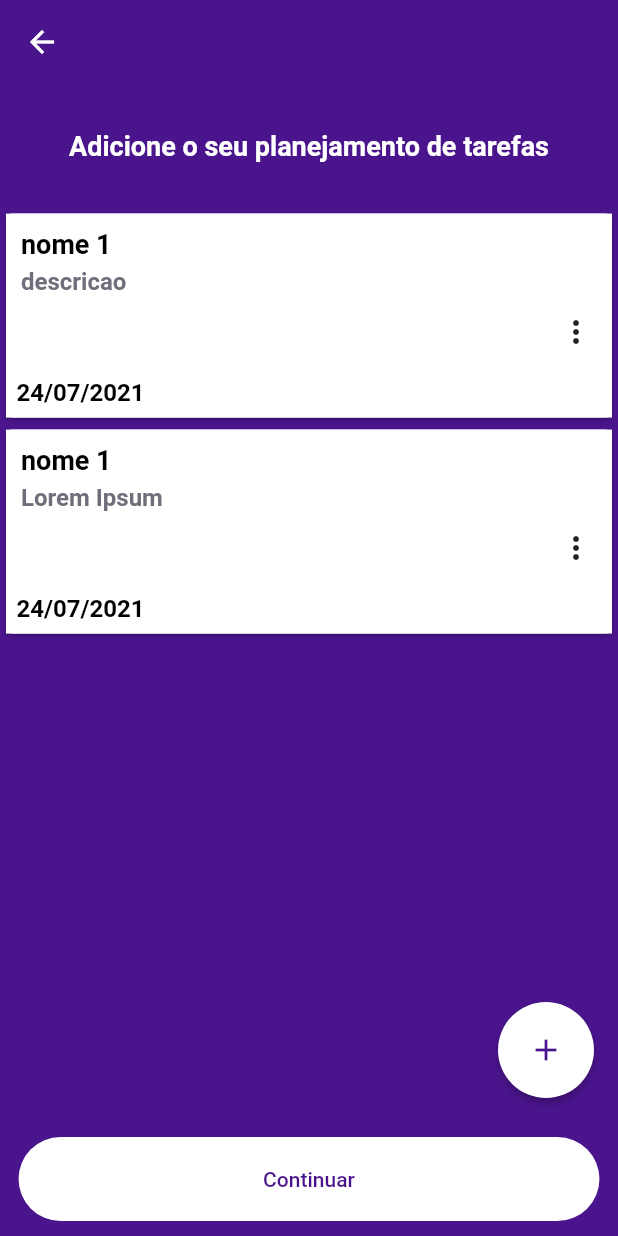
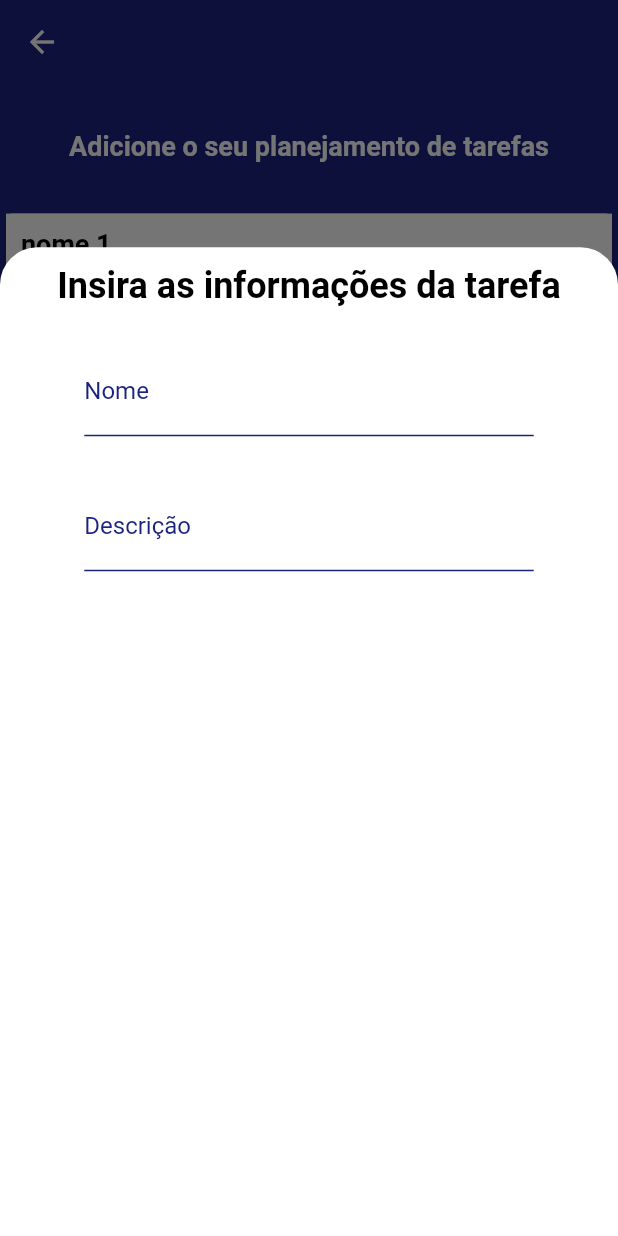
Before and after one commit to CaioAndreta/ludic, a Flutter app: the NovaSalaView screen opened by its route, after a tap on "Continuar", after a tap on the "add" icon, on a phone screen of 412 x 824 dp. Run offline on Flutter 3.47's test engine with Material 2 defaults, Android fonts, the phone set to English and light mode, and no system bars; our stand-ins replace cloud_firestore, email_validator, firebase_auth, firebase_core, google_fonts, shared_preferences; missing offline and left inert: short_uuids; accounts and stored records are empty.

Commit message:
informações da tarefa

```diff
--- a/lib/shared/themes/app_colors.dart
+++ b/lib/shared/themes/app_colors.dart
@@ -1,8 +1,8 @@
-import  'package:flutter/material.dart';
+import 'package:flutter/material.dart';
 
-class AppColors{
-static final primary = Colors.purple.shade900;
-static final background = Color(0xFFFFFFFF);
+class AppColors {
+  static final primary = Colors.indigo.shade900;
+  static final secondary = Color(0xFFFFFFFF);
   static final black = Colors.black;
   static final delete = Color(0xFFE83F5B);
   static final heading = Color(0xFF585666);
--- a/lib/shared/themes/app_textstyles.dart
+++ b/lib/shared/themes/app_textstyles.dart
@@ -6,13 +6,15 @@ class TextStyles {
   static final purpleTitleText = GoogleFonts.roboto(
       fontSize: 24, color: AppColors.primary, fontWeight: FontWeight.bold);
   static final whiteTitleText = GoogleFonts.roboto(
-      fontSize: 18, color: AppColors.background, fontWeight: FontWeight.bold);
+      fontSize: 18, color: AppColors.secondary, fontWeight: FontWeight.bold);
   static final purpleCodigoSala = GoogleFonts.roboto(
       fontSize: 20, color: AppColors.primary, fontWeight: FontWeight.bold);
   static final purpleHintText = GoogleFonts.roboto(color: AppColors.primary);
-  static final whiteHintText = GoogleFonts.roboto(color: AppColors.background);
+  static final blackHintText =
+      GoogleFonts.roboto(color: AppColors.black, fontSize: 24);
+  static final whiteHintText = GoogleFonts.roboto(color: AppColors.secondary);
   static final whitetxtCodigoSala =
-      GoogleFonts.roboto(color: AppColors.background, fontSize: 24);
+      GoogleFonts.roboto(color: AppColors.secondary, fontSize: 24);
   static final cardTitle =
       GoogleFonts.roboto(color: AppColors.black, fontSize: 18);
   static final cardDate =
--- /dev/null
+++ b/lib/shared/widgets/InputFieldBorderless.dart
@@ -0,0 +1,44 @@
+import 'package:flutter/material.dart';
+import 'package:flutter/widgets.dart';
+import 'package:ludic/shared/themes/app_colors.dart';
+import 'package:ludic/shared/themes/app_textstyles.dart';
+
+class InputFieldBorderless extends StatefulWidget {
+  TextEditingController? controller;
+  bool obscureText;
+  String label;
+  var validator;
+  InputFieldBorderless(
+      {Key? key,
+      required this.label,
+      this.obscureText = false,
+      this.controller,
+      this.validator})
+      : super(key: key);
+
+  @override
+  _InputFieldBorderlessState createState() => _InputFieldBorderlessState();
+}
+
+class _InputFieldBorderlessState extends State<InputFieldBorderless> {
+  @override
+  Widget build(BuildContext context) {
+    var size = MediaQuery.of(context).size;
+    return Container(
+        margin: EdgeInsets.symmetric(vertical: 10),
+        padding: EdgeInsets.symmetric(horizontal: 15, vertical: 5),
+        height: 70,
+        width: size.width * 0.8,
+        child: TextFormField(
+          controller: widget.controller,
+          validator: widget.validator,
+          obscureText: widget.obscureText,
+          cursorColor: AppColors.primary,
+          decoration: InputDecoration(
+              labelText: widget.label,
+              labelStyle: TextStyles.purpleHintText,
+              enabledBorder: UnderlineInputBorder(
+                  borderSide: BorderSide(color: AppColors.primary))),
+        ));
+  }
+}
--- a/lib/views/myapp.dart
+++ b/lib/views/myapp.dart
@@ -19,10 +19,10 @@ class MyApp extends StatelessWidget {
         theme: ThemeData(
             floatingActionButtonTheme: FloatingActionButtonThemeData(
                 backgroundColor: AppColors.primary,
-                hoverColor: AppColors.background),
+                hoverColor: AppColors.secondary),
             brightness: Brightness.light,
             primaryColor: AppColors.primary,
-            backgroundColor: AppColors.background,
+            backgroundColor: AppColors.secondary,
             textTheme: TextTheme(
               headline1: TextStyle(
                   fontSize: 18.0,
--- a/lib/views/novaSala/novaSala.dart
+++ b/lib/views/novaSala/novaSala.dart
@@ -23,7 +23,7 @@ class _NovaSalaViewState extends State<NovaSalaView> {
     return Scaffold(
         backgroundColor: AppColors.primary,
         appBar: AppBar(
-          iconTheme: IconThemeData(color: AppColors.background),
+          iconTheme: IconThemeData(color: AppColors.secondary),
         ),
         body: IndexedStack(
           children: [NomeSalaView(), AddTarefasView(), CodigoSalaView()],
@@ -33,7 +33,7 @@ class _NovaSalaViewState extends State<NovaSalaView> {
           padding: EdgeInsets.symmetric(horizontal: size.width * 0.03),
           child: Container(
             decoration: BoxDecoration(
-              color: AppColors.background,
+              color: AppColors.secondary,
               borderRadius: BorderRadius.circular(29),
             ),
             margin: EdgeInsets.symmetric(vertical: 10),
--- a/lib/views/novaSala/telas/1_nomeSala.dart
+++ b/lib/views/novaSala/telas/1_nomeSala.dart
@@ -28,14 +28,14 @@ class _NomeSalaViewState extends State<NomeSalaView> {
                 padding: EdgeInsets.symmetric(horizontal: 20, vertical: 5),
                 width: size.width * 0.8,
                 child: TextFormField(
-                    cursorColor: AppColors.background,
+                    cursorColor: AppColors.secondary,
                     decoration: InputDecoration(
                         focusedBorder: UnderlineInputBorder(
-                          borderSide: BorderSide(color: AppColors.background),
+                          borderSide: BorderSide(color: AppColors.secondary),
                         ),
                         enabledBorder: UnderlineInputBorder(
                             borderSide:
-                                BorderSide(color: AppColors.background))))),
+                                BorderSide(color: AppColors.secondary))))),
           ],
         ),
       ),
--- a/lib/views/novaSala/telas/2_addTarefas.dart
+++ b/lib/views/novaSala/telas/2_addTarefas.dart
@@ -3,6 +3,8 @@ import 'package:flutter/widgets.dart';
 import 'package:intl/intl.dart';
 import 'package:ludic/shared/themes/app_colors.dart';
 import 'package:ludic/shared/themes/app_textstyles.dart';
+import 'package:ludic/shared/widgets/InputFieldBorderless.dart';
+import 'package:ludic/shared/widgets/input_field.dart';
 import 'package:ludic/views/novaSala/novaSalaController.dart';
 
 class AddTarefasView extends StatefulWidget {
@@ -52,10 +54,32 @@ class _AddTarefasViewState extends State<AddTarefasView> {
         style: ElevatedButton.styleFrom(
           shape: CircleBorder(),
           padding: EdgeInsets.all(20),
-          primary: AppColors.background,
+          primary: AppColors.secondary,
         ),
         onPressed: () {
-          addTar();
+          showModalBottomSheet(
+              context: context,
+              isScrollControlled: true,
+              backgroundColor: Colors.transparent,
+              builder: (context) => Container(
+                    height: size.height * 0.8,
+                    decoration: BoxDecoration(
+                        color: Colors.white,
+                        borderRadius: BorderRadius.only(
+                            topLeft: Radius.circular(25.0),
+                            topRight: Radius.circular(25.0))),
+                    child: Column(
+                      children: [
+                        Padding(
+                          padding: EdgeInsets.all(12.0),
+                          child: Text('Insira as informações da tarefa',
+                              style: TextStyles.blackHintText),
+                        ),
+                        InputFieldBorderless(label: 'Nome'),
+                        InputFieldBorderless(label: 'Descrição'),
+                      ],
+                    ),
+                  ));
         },
       ),
       body: Container(
--- a/lib/views/novaSala/telas/3_codigoSala.dart
+++ b/lib/views/novaSala/telas/3_codigoSala.dart
@@ -38,7 +38,7 @@ class CodigoSalaView extends StatelessWidget {
                   ));
               },
               child: Container(
-                  color: AppColors.background,
+                  color: AppColors.secondary,
                   margin: EdgeInsets.symmetric(vertical: 10),
                   padding: EdgeInsets.symmetric(horizontal: 20, vertical: 5),
                   child: Text(
--- a/lib/views/splash_screen/splash_screen.dart
+++ b/lib/views/splash_screen/splash_screen.dart
@@ -10,7 +10,7 @@ class SplashPage extends StatelessWidget {
   Widget build(BuildContext context) {
     final authController = AuthController();
     return Scaffold(
-      backgroundColor: AppColors.background,
+      backgroundColor: AppColors.secondary,
       body: Stack(
         children: [
           Center(child: Container(color: AppColors.primary,)),
```
Lines whose indentation alone changed are shown as unchanged.
